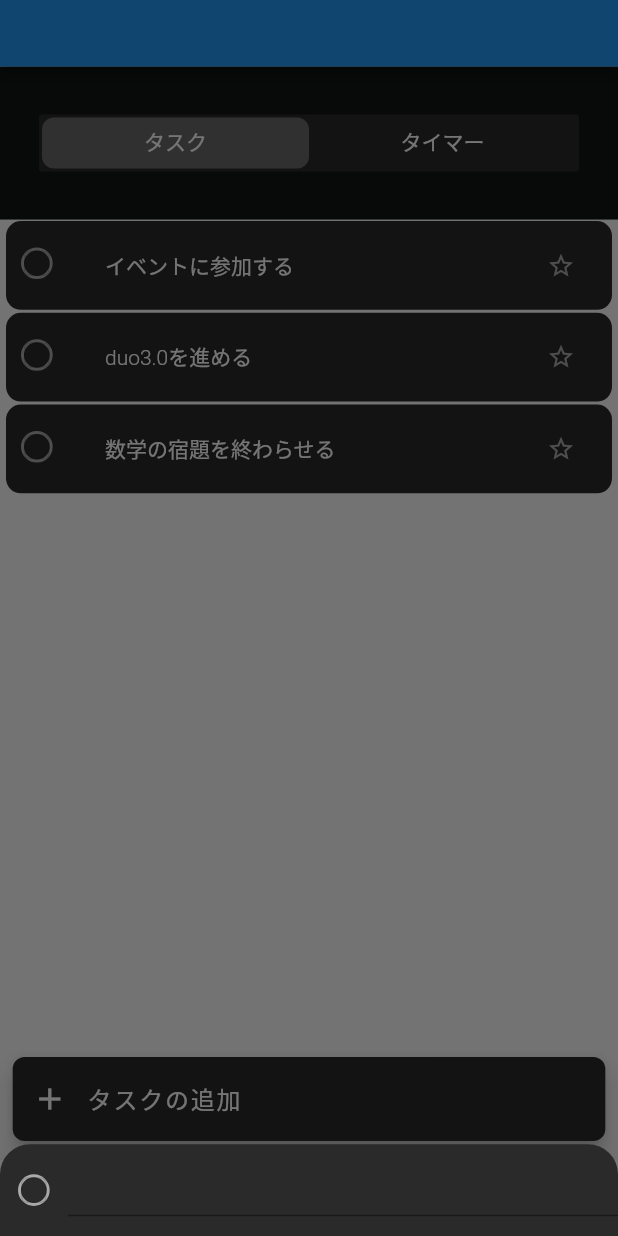
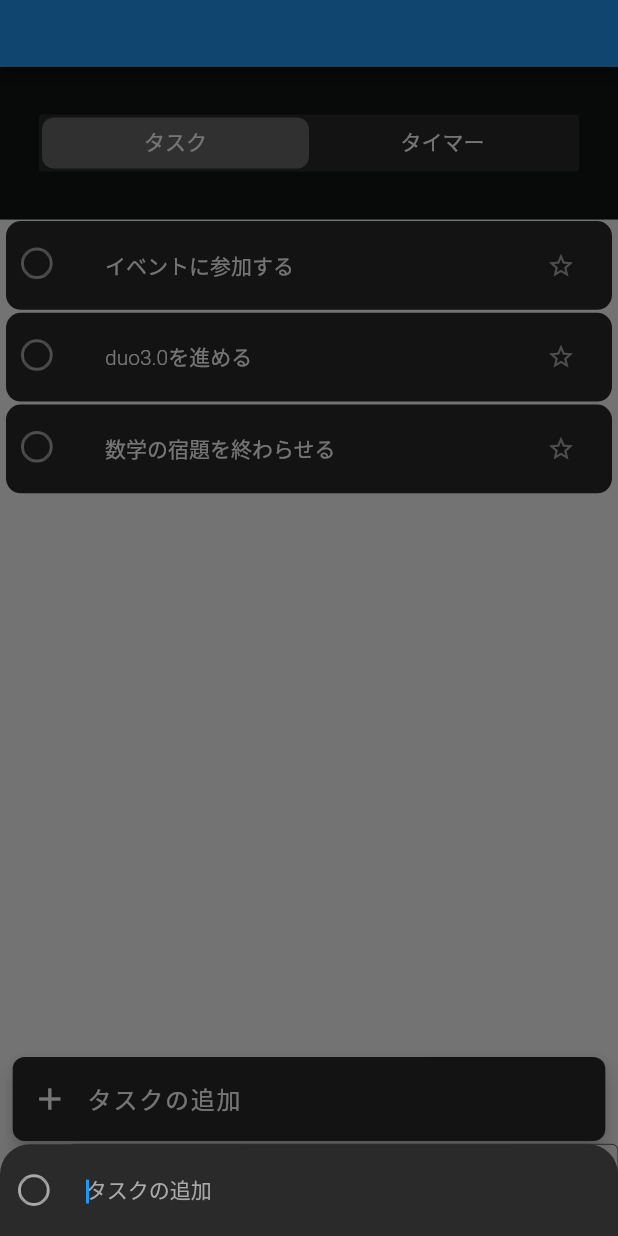
Before and after one commit to Issei-Hiramatsu/sakura-simulation, a Flutter app: the screen it shows after launch, item 2 of the bottom bar chosen, after a tap on "タスクの追加", on a phone screen of 412 x 824 dp. Run offline on Flutter 3.47's test engine with Material 2 defaults, Android fonts, the phone set to English and light mode, and no system bars; our stand-ins replace flutter_hooks, flutter_screenutil, freezed_annotation, hooks_riverpod.

Commit message:
update: setting of textField

```diff
--- a/mobile/lib/component/local/todo_and_timer_app/todo/todo_add_button.dart/elements/add_todo_modal.dart
+++ b/mobile/lib/component/local/todo_and_timer_app/todo/todo_add_button.dart/elements/add_todo_modal.dart
@@ -28,7 +28,18 @@ Future showAddTodoModal(BuildContext context) {
                   padding: EdgeInsets.symmetric(horizontal: 12, vertical: 20),
                   child: TodoRadioButton(isSelected: false),
                 ),
-                Expanded(child: TextField()),
+                Expanded(
+                    child: TextField(
+                  style: labelLarge(white),
+                  keyboardType: TextInputType.multiline,
+                  autofocus: true,
+                  decoration: InputDecoration(
+                      hintText: 'タスクの追加',
+                      hintStyle: labelLarge(gray),
+                      focusedBorder: OutlineInputBorder(
+                          borderSide: BorderSide(
+                              width: 0, color: backgroundLightBlack))),
+                )),
               ],
             ),
           ),
```
